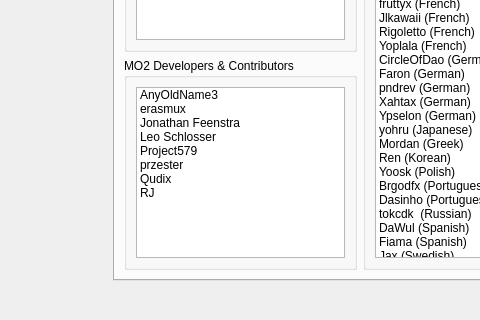
Above: src/aboutdialog.ui from mo2-modern/modorganizer before the change; both pictures show x 154 to 634 and y 205 to 525 of the 1010 by 525 pixel window. Below: the same form after it.
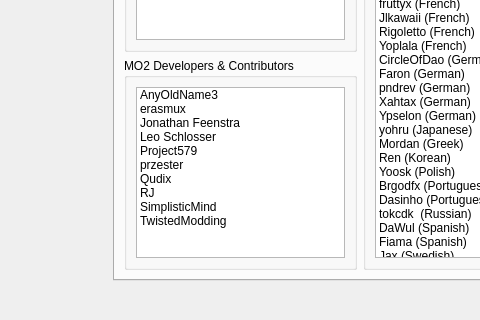
That is the form after the change. The open tabs and pages were chosen to show the change. Icons and pictures are not drawn. Custom widgets are drawn as their Qt base class.

Commit message: Credit the authors of the merged upstream PRs

What changed in the file:
```diff
--- a/src/aboutdialog.ui
+++ b/src/aboutdialog.ui
@@ -281,6 +281,16 @@
                                 <string notr="true">RJ</string>
                               </property>
                             </item>
+                            <item>
+                              <property name="text">
+                                <string notr="true">SimplisticMind</string>
+                              </property>
+                            </item>
+                            <item>
+                              <property name="text">
+                                <string notr="true">TwistedModding</string>
+                              </property>
+                            </item>
                           </widget>
                         </item>
                       </layout>
```
